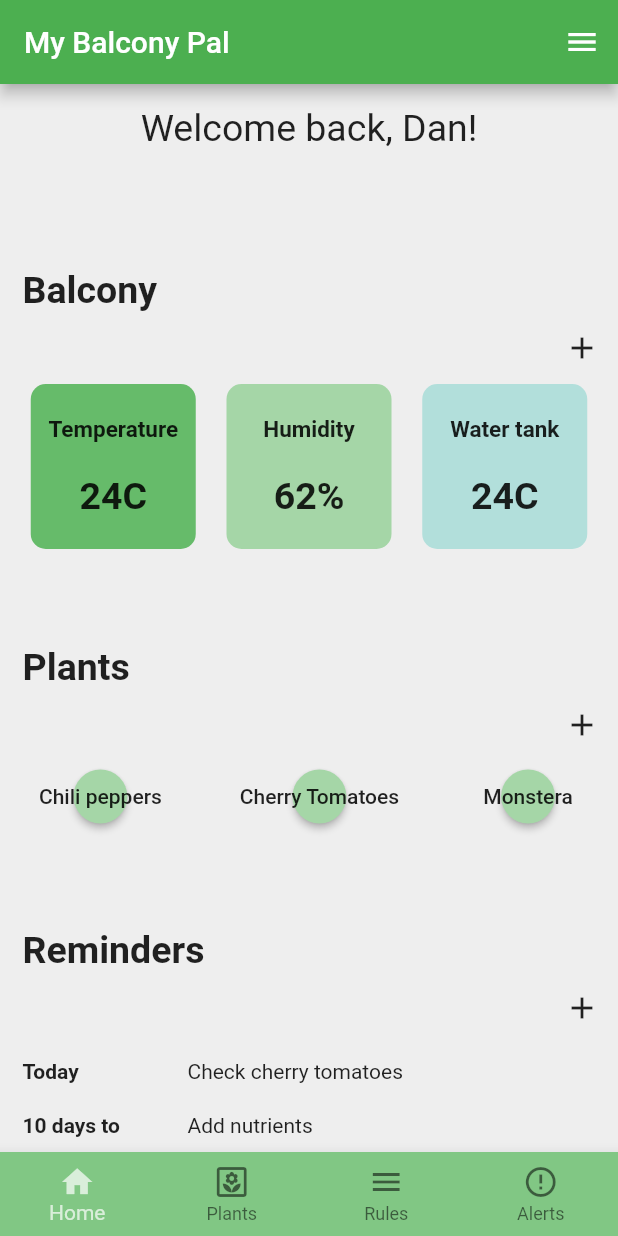
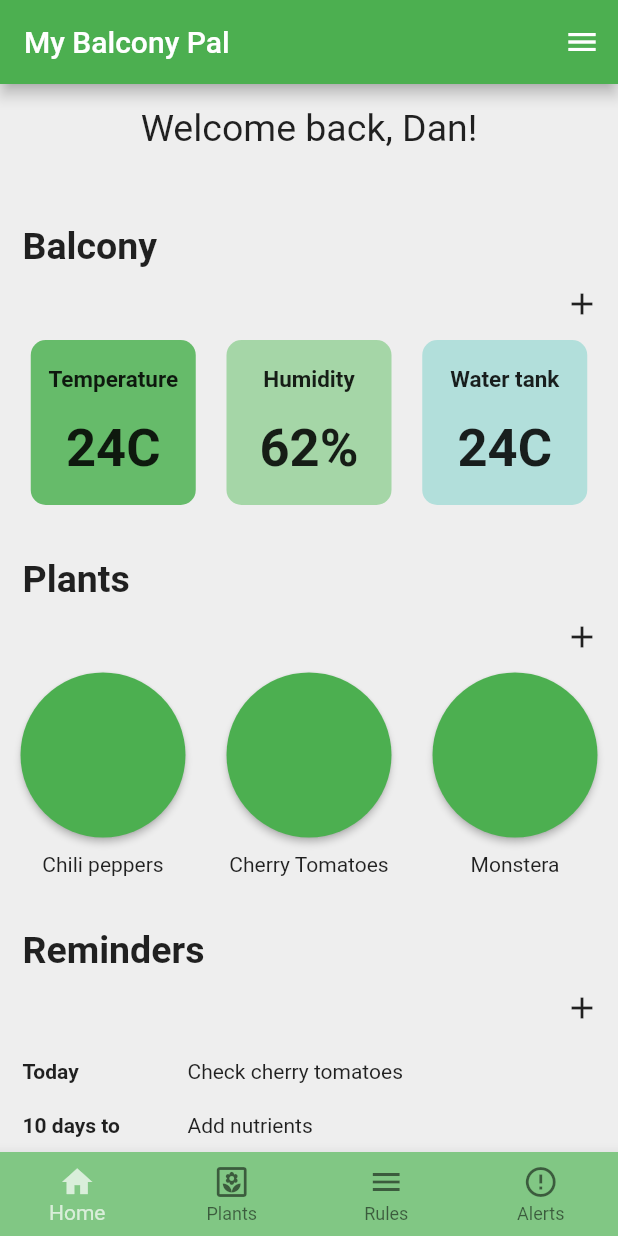
Before and after one commit to EssiPry/lut-my-balcony-pal, a Flutter app: the screen it shows after launch, on a phone screen of 412 x 824 dp. Run offline on Flutter 3.47's test engine with Material 2 defaults, Android fonts, the phone set to English and light mode, and no system bars.

Commit message:
Add plant button layout

```diff
--- a/my_balcony_pal/lib/main.dart
+++ b/my_balcony_pal/lib/main.dart
@@ -119,7 +119,7 @@ class BalconyObject extends StatelessWidget {
                 Text(text,
                     style: TextStyle(fontSize: 15, fontWeight: FontWeight.bold)),
                 Text(number,
-                    style: TextStyle(fontSize: 25, fontWeight: FontWeight.bold))
+                    style: TextStyle(fontSize: 35, fontWeight: FontWeight.bold))
               ]));
   }
 }
@@ -209,27 +209,46 @@ class PlantList extends StatelessWidget {
     return
     Column(children: [Section('Plants'),
     Row(mainAxisAlignment: MainAxisAlignment.spaceAround, children: [
-      Plant('Chili peppers'),
-      Plant('Cherry Tomatoes'),
-      Plant('Monstera'),
+      PlantObject('Chili peppers'),
+      PlantObject('Cherry Tomatoes'),
+      PlantObject('Monstera')
     ])]);
   }
 }
 
+class PlantObject extends StatelessWidget {
+  String text;
+  PlantObject(this.text);
+  @override
+  Widget build(BuildContext context) {
+    return  Container(
+        child:
+        Column(children: [Plant(),
+        Padding(
+          padding: EdgeInsets.only(top:10), //apply padding to all four sides
+          child: Text(text)
+          )
+        ],
+      ),
+    );
+  }
+}
+
+
 //tää on vielä placeholder
 class Plant extends StatelessWidget {
-  String species;
-
-  Plant(this.species);
-
   @override
   Widget build(BuildContext context) {
-    return MaterialButton(
-        minWidth: 100,
-        child: Text(species),
-        color: Colors.green[200],
-        shape: const CircleBorder(),
-        onPressed: () {});
+    return ElevatedButton(
+  onPressed: () {},
+  child: null,
+  style: ElevatedButton.styleFrom(
+
+    shape: CircleBorder(),
+    padding: EdgeInsets.all(24),
+     fixedSize: const Size(110,110)
+  ),
+);
   }
 }
 
```
